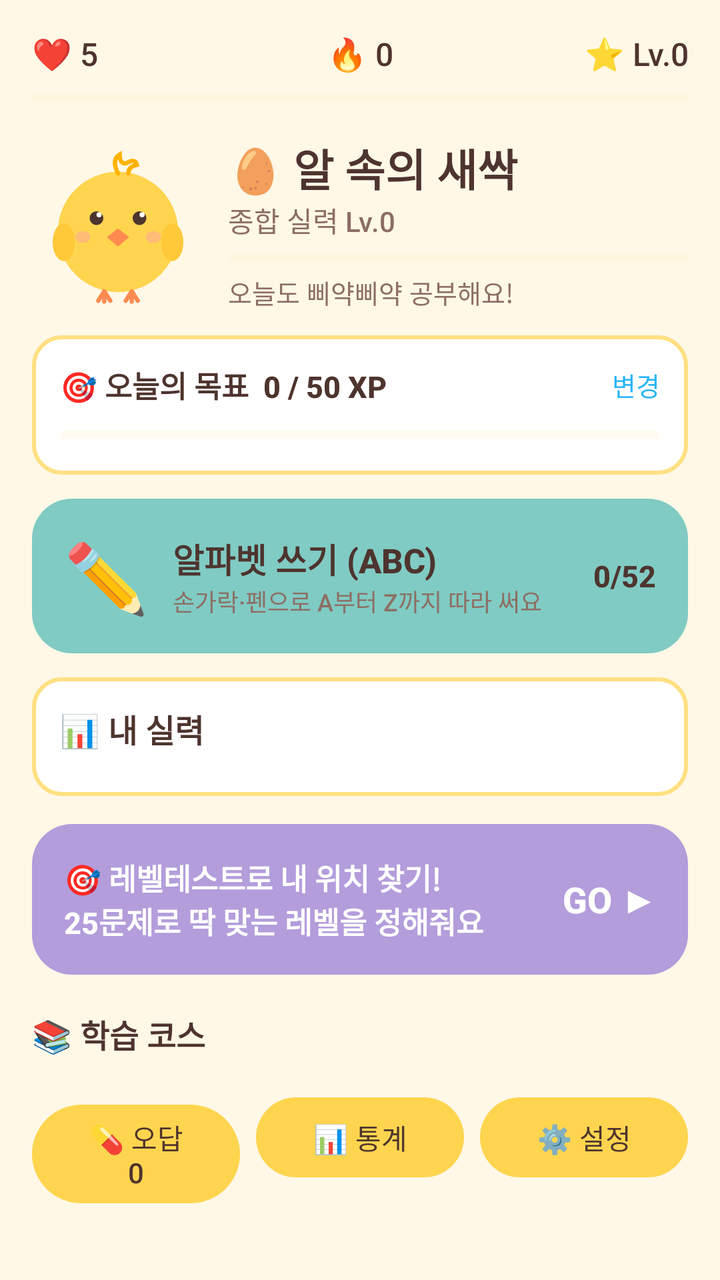
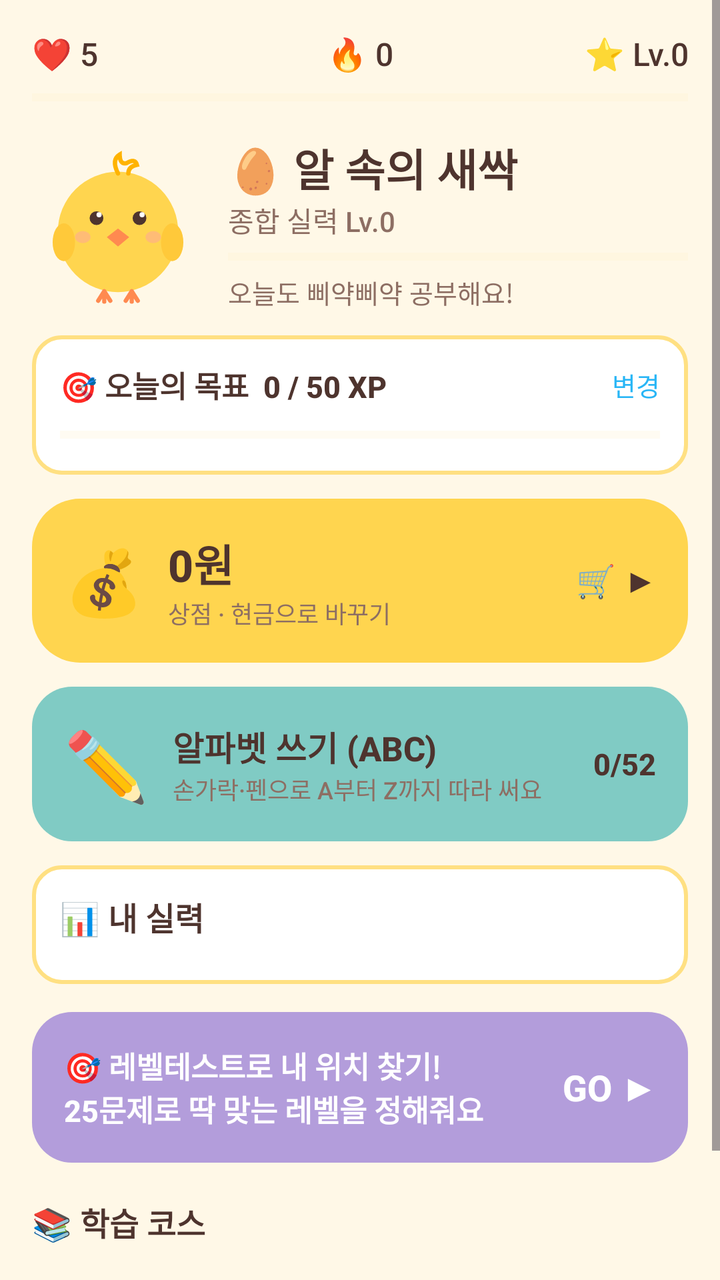

Before-and-after screenshots of an Android layout around one commit, followed by the original layout XML and the change that was made.
<!-- AndroidManifest.xml: application theme Theme.Piyak -->
<!-- res/layout/activity_main.xml -->
<?xml version="1.0" encoding="utf-8"?>
<ScrollView xmlns:android="http://schemas.android.com/apk/res/android"
    android:layout_width="match_parent" android:layout_height="match_parent"
    android:fillViewport="true">

    <LinearLayout
        android:layout_width="match_parent" android:layout_height="wrap_content"
        android:orientation="vertical" android:padding="16dp">

        
        <LinearLayout
            android:layout_width="match_parent" android:layout_height="wrap_content"
            android:orientation="horizontal" android:gravity="center_vertical">
            <TextView android:id="@+id/txtHearts" android:layout_width="0dp" android:layout_height="wrap_content"
                android:layout_weight="1" android:textSize="16sp" android:text="❤️ 5" />
            <TextView android:id="@+id/txtStreak" android:layout_width="0dp" android:layout_height="wrap_content"
                android:layout_weight="1" android:gravity="center" android:textSize="16sp" android:text="🔥 0" />
            <TextView android:id="@+id/txtLevel" android:layout_width="0dp" android:layout_height="wrap_content"
                android:layout_weight="1" android:gravity="end" android:textSize="16sp" android:text="⭐ Lv.0" />
        </LinearLayout>

        <ProgressBar android:id="@+id/xpBar" style="?android:attr/progressBarStyleHorizontal"
            android:layout_width="match_parent" android:layout_height="10dp"
            android:layout_marginTop="6dp" android:max="100"
            android:progressTint="@color/chick_yellow_deep" android:progressBackgroundTint="@color/cream_dark" />

        
        <LinearLayout
            android:layout_width="match_parent" android:layout_height="wrap_content"
            android:orientation="horizontal" android:gravity="center_vertical"
            android:layout_marginTop="14dp">
            <ImageView android:id="@+id/imgMascot" android:layout_width="86dp" android:layout_height="86dp"
                android:src="@drawable/chick_neutral" android:contentDescription="삐약이" />
            <LinearLayout android:layout_width="0dp" android:layout_height="wrap_content"
                android:layout_weight="1" android:orientation="vertical" android:layout_marginStart="12dp">
                <TextView android:id="@+id/txtRank" android:layout_width="wrap_content" android:layout_height="wrap_content"
                    android:text="🥚 알 속의 새싹" android:textSize="22sp" android:textStyle="bold" />
                <TextView android:id="@+id/txtOverall" android:layout_width="wrap_content" android:layout_height="wrap_content"
                    android:text="종합 실력 Lv.0" android:textSize="14sp" android:textColor="@color/brown_soft" />
                <ProgressBar android:id="@+id/rankBar" style="?android:attr/progressBarStyleHorizontal"
                    android:layout_width="match_parent" android:layout_height="8dp"
                    android:layout_marginTop="4dp" android:max="100"
                    android:progressTint="@color/lavender_deep" android:progressBackgroundTint="@color/cream_dark" />
                <TextView android:id="@+id/txtGreeting" android:layout_width="wrap_content" android:layout_height="wrap_content"
                    android:layout_marginTop="4dp"
                    android:text="오늘도 삐약삐약 공부해요!" android:textSize="13sp" android:textColor="@color/brown_soft" />
            </LinearLayout>
        </LinearLayout>

        
        <LinearLayout android:id="@+id/goalBox"
            android:layout_width="match_parent" android:layout_height="wrap_content"
            android:orientation="vertical" android:layout_marginTop="12dp"
            android:padding="14dp" android:background="@drawable/bg_tile">
            <LinearLayout android:layout_width="match_parent" android:layout_height="wrap_content"
                android:orientation="horizontal" android:gravity="center_vertical">
                <TextView android:id="@+id/txtGoal" android:layout_width="0dp" android:layout_height="wrap_content"
                    android:layout_weight="1" android:text="🎯 오늘의 목표  0 / 50 XP"
                    android:textSize="15sp" android:textStyle="bold" />
                <TextView android:id="@+id/txtGoalEdit" android:layout_width="wrap_content" android:layout_height="wrap_content"
                    android:text="변경" android:textSize="13sp" android:textColor="@color/sky_deep" />
            </LinearLayout>
            <ProgressBar android:id="@+id/goalBar" style="?android:attr/progressBarStyleHorizontal"
                android:layout_width="match_parent" android:layout_height="12dp"
                android:layout_marginTop="8dp" android:max="100"
                android:progressTint="@color/coral" android:progressBackgroundTint="@color/cream_dark" />
        </LinearLayout>

        
        <LinearLayout android:id="@+id/cardAlphabet"
            android:layout_width="match_parent" android:layout_height="wrap_content"
            android:orientation="horizontal" android:gravity="center_vertical"
            android:layout_marginTop="12dp" android:padding="16dp"
            android:background="@drawable/bg_alphabet">
            <TextView android:layout_width="wrap_content" android:layout_height="wrap_content"
                android:text="✏️" android:textSize="34sp" />
            <LinearLayout android:layout_width="0dp" android:layout_height="wrap_content"
                android:layout_weight="1" android:orientation="vertical" android:layout_marginStart="12dp">
                <TextView android:layout_width="wrap_content" android:layout_height="wrap_content"
                    android:text="알파벳 쓰기 (ABC)" android:textSize="17sp" android:textStyle="bold"
                    android:textColor="@color/brown_text" />
                <TextView android:id="@+id/txtAlphabetSub" android:layout_width="wrap_content" android:layout_height="wrap_content"
                    android:text="손가락·펜으로 A부터 Z까지 따라 써요" android:textSize="12sp"
                    android:textColor="@color/brown_soft" />
            </LinearLayout>
            <TextView android:id="@+id/txtAlphabetCount" android:layout_width="wrap_content" android:layout_height="wrap_content"
                android:text="0/52" android:textSize="15sp" android:textStyle="bold"
                android:textColor="@color/brown_text" />
        </LinearLayout>

        
        <LinearLayout
            android:layout_width="match_parent" android:layout_height="wrap_content"
            android:orientation="vertical" android:layout_marginTop="12dp"
            android:padding="14dp" android:background="@drawable/bg_tile">
            <LinearLayout android:layout_width="match_parent" android:layout_height="wrap_content"
                android:orientation="horizontal" android:gravity="center_vertical">
                <TextView android:layout_width="0dp" android:layout_height="wrap_content" android:layout_weight="1"
                    android:text="📊 내 실력" android:textSize="16sp" android:textStyle="bold" />
                <TextView android:id="@+id/txtWeakest" android:layout_width="wrap_content" android:layout_height="wrap_content"
                    android:textSize="12sp" android:textColor="@color/brown_soft" />
            </LinearLayout>
            <LinearLayout android:id="@+id/skillsBox"
                android:layout_width="match_parent" android:layout_height="wrap_content"
                android:orientation="vertical" android:layout_marginTop="8dp" />
        </LinearLayout>

        
        <LinearLayout
            android:id="@+id/bannerPlacement"
            android:layout_width="match_parent" android:layout_height="wrap_content"
            android:layout_marginTop="14dp" android:background="@drawable/bg_banner"
            android:orientation="horizontal" android:padding="16dp" android:gravity="center_vertical">
            <TextView android:layout_width="0dp" android:layout_height="wrap_content" android:layout_weight="1"
                android:text="🎯 레벨테스트로 내 위치 찾기!\n25문제로 딱 맞는 레벨을 정해줘요"
                android:textColor="@color/white" android:textSize="15sp" android:textStyle="bold" />
            <TextView android:layout_width="wrap_content" android:layout_height="wrap_content"
                android:text="GO ▶" android:textColor="@color/white" android:textSize="18sp" android:textStyle="bold" />
        </LinearLayout>

        
        <TextView android:layout_width="wrap_content" android:layout_height="wrap_content"
            android:layout_marginTop="18dp" android:text="📚 학습 코스"
            android:textSize="16sp" android:textStyle="bold" />
        <LinearLayout android:id="@+id/tracksBox"
            android:layout_width="match_parent" android:layout_height="wrap_content"
            android:orientation="vertical" android:layout_marginTop="4dp" />

        
        <LinearLayout
            android:layout_width="match_parent" android:layout_height="wrap_content"
            android:orientation="horizontal" android:layout_marginTop="12dp">
            <Button android:id="@+id/btnReview" android:layout_width="0dp" android:layout_height="wrap_content"
                android:layout_weight="1" android:text="💊 오답 0" />
            <Button android:id="@+id/btnStats" android:layout_width="0dp" android:layout_height="wrap_content"
                android:layout_weight="1" android:layout_marginStart="8dp" android:text="📊 통계" />
            <Button android:id="@+id/btnSettings" android:layout_width="0dp" android:layout_height="wrap_content"
                android:layout_weight="1" android:layout_marginStart="8dp" android:text="⚙️ 설정" />
        </LinearLayout>
    </LinearLayout>
</ScrollView>
<!-- resources referenced by this layout -->
<resources>
  <color name="brown_soft">#8D6E63</color>
  <color name="brown_text">#4E342E</color>
  <color name="chick_yellow_deep">#FFB300</color>
  <color name="coral">#FF8A80</color>
  <color name="cream_dark">#FFF0CC</color>
  <color name="lavender_deep">#7E57C2</color>
  <color name="sky_deep">#29B6F6</color>
  <color name="white">#FFFFFF</color>
  <!-- drawable bg_alphabet (drawable) -->
  <?xml version="1.0" encoding="utf-8"?>
  <shape xmlns:android="http://schemas.android.com/apk/res/android" android:shape="rectangle">
      <solid android:color="@color/mint"/>
      <corners android:radius="20dp"/>
  </shape>
  <!-- drawable bg_banner (drawable) -->
  <?xml version="1.0" encoding="utf-8"?>
  <shape xmlns:android="http://schemas.android.com/apk/res/android" android:shape="rectangle">
      <solid android:color="@color/lavender"/>
      <corners android:radius="20dp"/>
  </shape>
  <!-- drawable bg_tile (drawable) -->
  <?xml version="1.0" encoding="utf-8"?>
  <shape xmlns:android="http://schemas.android.com/apk/res/android" android:shape="rectangle">
      <solid android:color="@color/white"/>
      <stroke android:width="2dp" android:color="@color/tile_border"/>
      <corners android:radius="14dp"/>
  </shape>
  <style name="Theme.Piyak" parent="Theme.Material3.Light.NoActionBar">
          <item name="colorPrimary">@color/chick_yellow</item>
          <item name="colorOnPrimary">@color/brown_text</item>
          <item name="colorPrimaryContainer">@color/cream_dark</item>
          <item name="colorOnPrimaryContainer">@color/brown_text</item>
          <item name="colorSecondary">@color/coral</item>
          <item name="colorOnSecondary">@color/white</item>
          <item name="android:windowBackground">@color/cream</item>
          <item name="android:statusBarColor">@color/cream</item>
          <item name="android:windowLightStatusBar">true</item>
          <item name="android:navigationBarColor">@color/cream</item>
          <item name="android:textColor">@color/brown_text</item>
          <item name="android:fontFamily">sans-serif-medium</item>
      </style>
  <color name="mint">#80CBC4</color>
  <color name="lavender">#B39DDB</color>
  <color name="tile_border">#FFE082</color>
  <color name="chick_yellow">#FFD54F</color>
  <color name="cream">#FFF8E7</color>
  <!-- unchanged entries left out for length: 1 -->
</resources>

<!-- the commit's change to res/layout/activity_main.xml (unified diff, before → after) -->
@@ -64,6 +64,28 @@
                 android:layout_width="match_parent" android:layout_height="12dp"
                 android:layout_marginTop="8dp" android:max="100"
                 android:progressTint="@color/coral" android:progressBackgroundTint="@color/cream_dark" />
+        </LinearLayout>
+
+        
+        <LinearLayout android:id="@+id/cardWallet"
+            android:layout_width="match_parent" android:layout_height="wrap_content"
+            android:orientation="horizontal" android:gravity="center_vertical"
+            android:layout_marginTop="12dp" android:padding="16dp"
+            android:background="@drawable/bg_wallet">
+            <TextView android:layout_width="wrap_content" android:layout_height="wrap_content"
+                android:text="💰" android:textSize="32sp" />
+            <LinearLayout android:layout_width="0dp" android:layout_height="wrap_content"
+                android:layout_weight="1" android:orientation="vertical" android:layout_marginStart="12dp">
+                <TextView android:id="@+id/txtCoins" android:layout_width="wrap_content" android:layout_height="wrap_content"
+                    android:text="0원" android:textSize="22sp" android:textStyle="bold"
+                    android:textColor="@color/brown_text" />
+                <TextView android:layout_width="wrap_content" android:layout_height="wrap_content"
+                    android:text="상점 · 현금으로 바꾸기" android:textSize="12sp"
+                    android:textColor="@color/brown_soft" />
+            </LinearLayout>
+            <TextView android:layout_width="wrap_content" android:layout_height="wrap_content"
+                android:text="🛒 ▶" android:textSize="16sp" android:textStyle="bold"
+                android:textColor="@color/brown_text" />
         </LinearLayout>
 
         
<!-- resource entries referenced after the edit -->
@@ -27,6 +27,12 @@
       <stroke android:width="2dp" android:color="@color/tile_border"/>
       <corners android:radius="14dp"/>
   </shape>
+  <!-- drawable bg_wallet (drawable) -->
+  <?xml version="1.0" encoding="utf-8"?>
+  <shape xmlns:android="http://schemas.android.com/apk/res/android" android:shape="rectangle">
+      <solid android:color="@color/chick_yellow"/>
+      <corners android:radius="24dp"/>
+  </shape>
   <style name="Theme.Piyak" parent="Theme.Material3.Light.NoActionBar">
           <item name="colorPrimary">@color/chick_yellow</item>
           <item name="colorOnPrimary">@color/brown_text</item>
